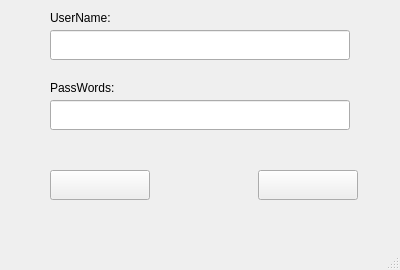
Before: the Qt Designer form sign.ui in been-lu/RuMo, drawn with Qt 5.
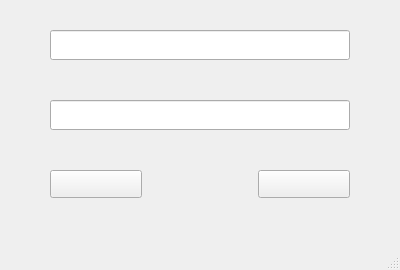
After: the same form once the commit is applied. Icons and pictures are not drawn.

Diff of the .ui file:
```diff
--- a/sign.ui
+++ b/sign.ui
@@ -23,13 +23,7 @@
    </size>
   </property>
   <property name="windowTitle">
-   <string>登录</string>
-  </property>
-  <property name="iconSize">
-   <size>
-    <width>300</width>
-    <height>270</height>
-   </size>
+   <string>不要进来啊！</string>
   </property>
   <widget class="QWidget" name="centralwidget">
    <widget class="QPushButton" name="pushButton">
@@ -37,8 +31,8 @@
      <rect>
       <x>50</x>
       <y>170</y>
-      <width>100</width>
-      <height>30</height>
+      <width>92</width>
+      <height>28</height>
      </rect>
     </property>
     <property name="text">
@@ -50,8 +44,8 @@
     </property>
     <property name="iconSize">
      <size>
-      <width>100</width>
-      <height>30</height>
+      <width>92</width>
+      <height>28</height>
      </size>
     </property>
    </widget>
@@ -60,8 +54,8 @@
      <rect>
       <x>258</x>
       <y>170</y>
-      <width>100</width>
-      <height>30</height>
+      <width>92</width>
+      <height>28</height>
      </rect>
     </property>
     <property name="text">
@@ -73,8 +67,8 @@
     </property>
     <property name="iconSize">
      <size>
-      <width>100</width>
-      <height>30</height>
+      <width>92</width>
+      <height>28</height>
      </size>
     </property>
    </widget>
@@ -88,7 +82,7 @@
      </rect>
     </property>
     <property name="text">
-     <string>UserName:</string>
+     <string/>
     </property>
    </widget>
    <widget class="QLabel" name="label_2">
@@ -101,7 +95,7 @@
      </rect>
     </property>
     <property name="text">
-     <string>PassWords:</string>
+     <string/>
     </property>
    </widget>
    <widget class="QLineEdit" name="lineEdit">
@@ -129,22 +123,10 @@
      <rect>
       <x>0</x>
       <y>0</y>
-      <width>400</width>
-      <height>270</height>
+      <width>401</width>
+      <height>241</height>
      </rect>
     </property>
-    <property name="minimumSize">
-     <size>
-      <width>400</width>
-      <height>270</height>
-     </size>
-    </property>
-    <property name="maximumSize">
-     <size>
-      <width>400</width>
-      <height>270</height>
-     </size>
-    </property>
     <property name="text">
      <string/>
     </property>
```
Left out of the diff: 2 changed lines with no effect on the pictures.
